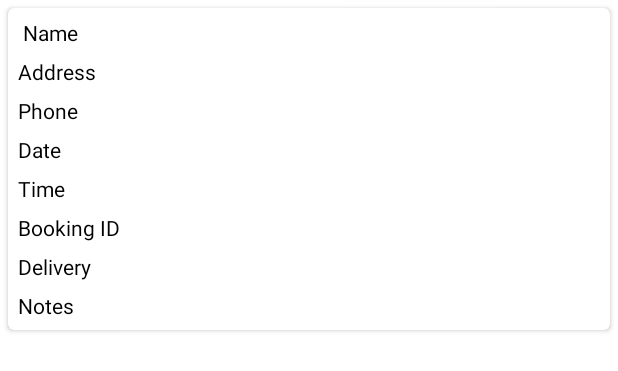
After one commit to Danrockz777/Assign2, an Android app: the layout bookings_rv_item.xml on its own in the app's theme, with its tools: preview values and no code run, on a phone screen of 412 x 824 dp. The commit adds this screen. Shown: the top 371 px of the screen. Run offline under Robolectric (Android 15) with nearby library versions, the phone set to English and light mode, and no system bars.

```diff
--- a/app/src/main/AndroidManifest.xml
+++ b/app/src/main/AndroidManifest.xml
@@ -10,6 +10,9 @@
         android:roundIcon="@mipmap/ic_launcher_round"
         android:supportsRtl="true"
         android:theme="@style/Theme.Assign2">
+        <activity
+            android:name=".ViewBookings"
+            android:exported="true" />
         <activity
             android:name=".progressbar"
             android:exported="true" />
--- /dev/null
+++ b/app/src/main/res/layout/bookings_rv_item.xml
@@ -0,0 +1,93 @@
+<?xml version="1.0" encoding="utf-8"?>
+<androidx.cardview.widget.CardView
+    xmlns:android="http://schemas.android.com/apk/res/android"
+    xmlns:app="http://schemas.android.com/apk/res-auto"
+    android:layout_width="match_parent"
+    android:layout_height="wrap_content"
+    android:layout_margin="5dp"
+    android:elevation="8dp"
+    app:cardCornerRadius="4dp">
+
+    <LinearLayout
+        android:layout_width="match_parent"
+        android:layout_height="wrap_content"
+        android:layout_margin="3dp"
+        android:orientation="vertical">
+
+        <!--text view for our course name-->
+        <TextView
+            android:id="@+id/tvName"
+            android:layout_width="match_parent"
+            android:layout_height="wrap_content"
+            android:padding="3dp"
+            android:text=" Name"
+            android:textColor="@color/black" />
+
+        <TextView
+            android:id="@+id/tvAddress"
+            android:layout_width="match_parent"
+            android:layout_height="wrap_content"
+            android:layout_weight="1"
+            android:padding="3dp"
+            android:text="Address"
+            android:textColor="@color/black" />
+
+        <TextView
+            android:id="@+id/tvPhone"
+            android:layout_width="match_parent"
+            android:layout_height="wrap_content"
+            android:layout_weight="1"
+            android:padding="3dp"
+            android:text="Phone"
+            android:textColor="@color/black" />
+
+        <TextView
+            android:id="@+id/tvDate"
+            android:layout_width="match_parent"
+            android:layout_height="wrap_content"
+            android:layout_weight="1"
+            android:padding="3dp"
+            android:text="Date"
+            android:textColor="@color/black" />
+
+        <TextView
+            android:id="@+id/tvTime"
+            android:layout_width="424dp"
+            android:layout_height="wrap_content"
+            android:layout_weight="1"
+            android:padding="3dp"
+            android:text="Time"
+            android:textColor="@color/black" />
+
+        <TextView
+            android:id="@+id/tvString"
+            android:layout_width="match_parent"
+            android:layout_height="wrap_content"
+            android:layout_weight="1"
+            android:padding="3dp"
+            android:text="Booking ID"
+            android:textColor="@color/black" />
+
+        <TextView
+            android:id="@+id/tvDelivery"
+            android:layout_width="match_parent"
+            android:layout_height="wrap_content"
+            android:layout_weight="1"
+            android:padding="3dp"
+            android:text="Delivery"
+            android:textColor="@color/black" />
+
+        <TextView
+            android:id="@+id/tvNote"
+            android:layout_width="match_parent"
+            android:layout_height="wrap_content"
+            android:layout_weight="1"
+            android:padding="3dp"
+            android:text="Notes"
+            android:textColor="@color/black" />
+
+        <!--text view for our course description-->
+
+    </LinearLayout>
+
+</androidx.cardview.widget.CardView>
--- a/app/src/main/res/values/strings.xml
+++ b/app/src/main/res/values/strings.xml
@@ -102,6 +102,8 @@
 
     <string name="hello_first_fragment">Hello first fragment</string>
     <string name="hello_second_fragment">Hello second fragment. Arg: %1$s</string>
+    <string name="confirm_button">Confirm</string>
+    <string name="review_button">Review</string>
     <!--<string name="time_toast">Time</string>-->
 
 </resources>
```
Also changed, not shown: app/src/main/java/com/example/assign2/BookingModal.java (added, +113 -0 lines), app/src/main/java/com/example/assign2/BookingsRVAdapter.java (added, +74 -0 lines), app/src/main/java/com/example/assign2/Confirmation.java (+68 -5 lines), app/src/main/java/com/example/assign2/DBHandler.java (added, +151 -0 lines), app/src/main/java/com/example/assign2/ViewBookings.java (added, +45 -0 lines), app/src/main/res/layout/activity_confirmation.xml (+107 -29 lines), app/src/main/res/layout/activity_view_bookings.xml (added, +15 -0 lines).
